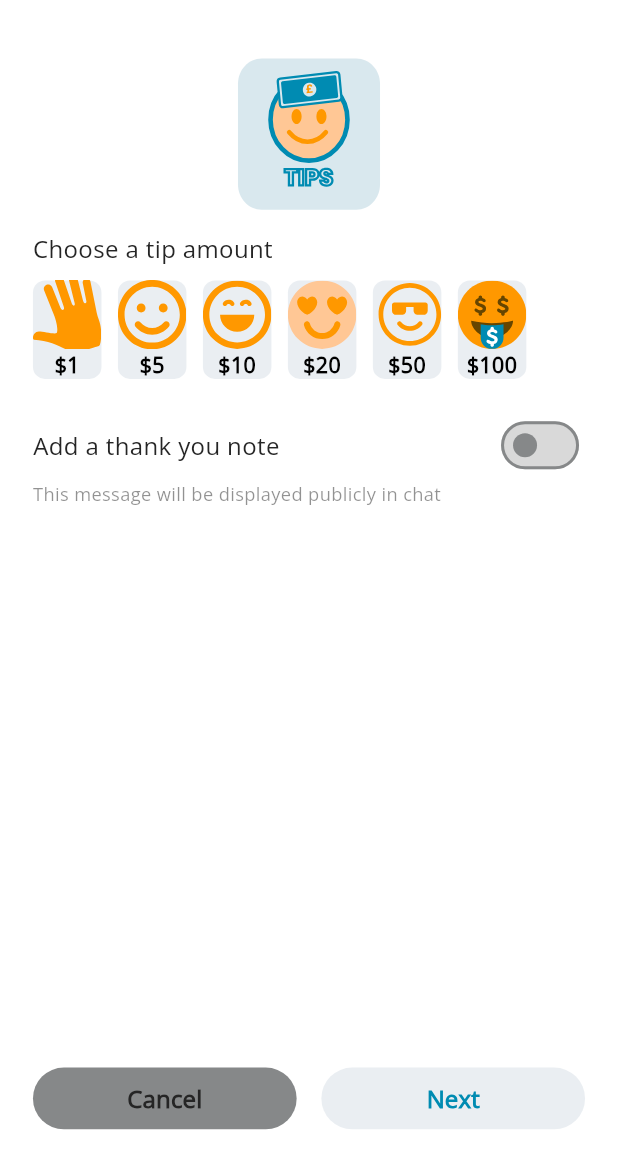
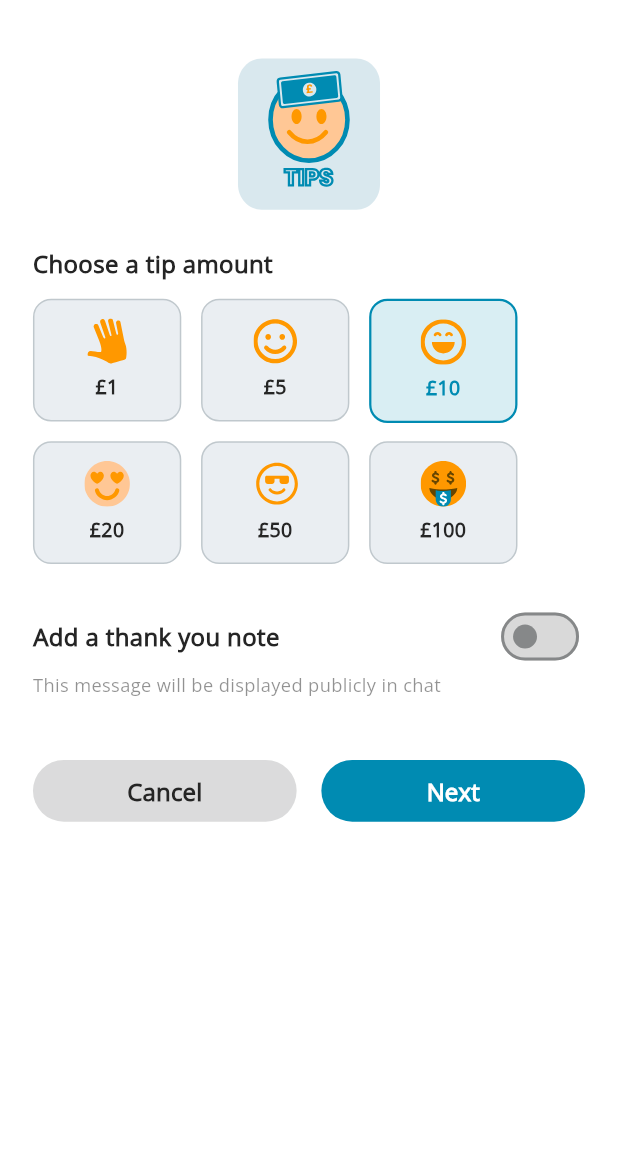
Before and after one commit to masumhasan/musaabadam_app, a Flutter app: the BoostScreen screen opened by its route, after a tap on "Send Tip", on a phone screen of 412 x 824 dp, the part 61-1236 px from its top. Run offline on Flutter 3.47's test engine with Material 3 defaults, Android fonts, the phone set to English and light mode, and no system bars; our stand-ins replace cached_network_image, chewie, dio, fl_chart, flutter_screenutil, flutter_secure_storage and 10 more; missing offline and left inert: stream_video_flutter; accounts and stored records are empty; network calls fail; project files that could hold a hidden picture were left out.

Commit message:
feat: implement live stream Tipping flow, dynamic fee/totals calculation, and card checkout screens

```diff
--- /dev/null
+++ b/lib/modules/livestream/controllers/tip_controller.dart
@@ -0,0 +1,76 @@
+import 'package:get/get.dart';
+import 'package:musaab_adam/core/services/api_payment_service.dart';
+import 'package:musaab_adam/core/services/api_tip_service.dart';
+import 'package:musaab_adam/data/models/payment/payment_method_model.dart';
+
+class TipController extends GetxController {
+  final RxDouble selectedAmount = 10.0.obs;
+  final RxString messageNote = ''.obs;
+  final RxBool isNoteEnabled = false.obs;
+
+  final RxBool isLoading = false.obs;
+  final RxList<PaymentMethodModel> cards = <PaymentMethodModel>[].obs;
+  final Rxn<String> selectedCardId = Rxn<String>();
+
+  late String sellerId;
+  String? streamId;
+
+  @override
+  void onInit() {
+    super.onInit();
+    final args = Get.arguments as Map<String, dynamic>? ?? {};
+    sellerId = args['sellerId']?.toString() ?? '';
+    streamId = args['streamId']?.toString();
+    _loadCards();
+  }
+
+  Future<void> _loadCards() async {
+    isLoading.value = true;
+    try {
+      final list = await ApiPaymentService.instance.listMethods();
+      cards.assignAll(list);
+      final def = cards.firstWhereOrNull((c) => c.isDefault) ?? (cards.isNotEmpty ? cards.first : null);
+      selectedCardId.value = def?.id;
+    } catch (_) {}
+    isLoading.value = false;
+  }
+
+  void selectAmount(double val) => selectedAmount.value = val;
+
+  Future<bool> sendTip() async {
+    if (selectedCardId.value == null) {
+      Get.snackbar('Payment Card', 'Please add or select a card payment method.');
+      return false;
+    }
+    isLoading.value = true;
+    final result = await ApiTipService.instance.sendTip(
+      sellerId: sellerId,
+      streamId: streamId,
+      amount: selectedAmount.value,
+      paymentMethodId: selectedCardId.value!,
+      message: isNoteEnabled.value ? messageNote.value : null,
+    );
+    isLoading.value = false;
+
+    if (result != null) {
+      Get.back(); // Close tip amount screen
+      Get.back(); // Close send tip screen
+      Get.snackbar('Thank You!', 'Your tip was sent successfully! 🎉');
+      return true;
+    } else {
+      Get.snackbar('Tipping Failed', 'Could not complete the tip transaction.');
+      return false;
+    }
+  }
+
+  Future<void> addCardQuick() async {
+    try {
+      final added = await ApiPaymentService.instance.addMethod(
+        card: {'number': '4242424242424242', 'brand': 'visa', 'expMonth': 12, 'expYear': 2030},
+        makeDefault: cards.isEmpty,
+      );
+      cards.add(added);
+      selectedCardId.value = added.id;
+    } catch (_) {}
+  }
+}
--- a/lib/modules/livestream/screens/boost_screen.dart
+++ b/lib/modules/livestream/screens/boost_screen.dart
@@ -95,7 +95,7 @@ class BoostScreen extends StatelessWidget {
                     backgroundColor: const Color(0xFFFFD5A1),
                     textColor: const Color(0xFFE67E22),
                     onPressed: () {
-                      Get.toNamed(AppRoutes.sendTipScreen);
+                      Get.toNamed(AppRoutes.sendTipScreen, arguments: Get.arguments);
                     },
                   ),
                 ),
--- a/lib/modules/livestream/screens/send_tip_screen.dart
+++ b/lib/modules/livestream/screens/send_tip_screen.dart
@@ -5,15 +5,15 @@ import 'package:get/get.dart';
 import 'package:musaab_adam/core/utils/app_strings.dart';
 import 'package:musaab_adam/core/widgets/custom_button.dart';
 import 'package:musaab_adam/core/widgets/custom_text.dart';
+import 'package:musaab_adam/modules/livestream/controllers/tip_controller.dart';
 import 'package:musaab_adam/routes/app_pages.dart';
-import 'package:musaab_adam/core/widgets/labeled_iconbutton.dart';
 import 'package:musaab_adam/core/widgets/sized_box_widget.dart';
 import '../../../core/assets_gen/assets.gen.dart';
 
 class SendTipScreen extends StatelessWidget {
   SendTipScreen({super.key});
 
-  final RxBool isSwitchEnabled = false.obs;
+  final TipController controller = Get.put(TipController());
 
   @override
   Widget build(BuildContext context) {
@@ -21,79 +21,138 @@ class SendTipScreen extends StatelessWidget {
     final colorScheme = theme.colorScheme;
 
     return Scaffold(
+      backgroundColor: colorScheme.surface,
       appBar: AppBar(
         forceMaterialTransparency: true,
         centerTitle: true,
         leading: const BackButton(),
         title: CustomText(text: AppStrings.sendATip, fontSize: 18.sp, fontWeight: FontWeight.w700),
       ),
-      body: Padding(
+      body: SingleChildScrollView(
         padding: EdgeInsets.symmetric(horizontal: 20.w),
         child: Column(
           crossAxisAlignment: CrossAxisAlignment.start,
           children: [
             SizedBoxWidget(height: 20),
             Align(alignment: Alignment.center, child: SvgPicture.asset(Assets.icons.sendTips)),
-            SizedBoxWidget(height: 10),
-            _buildTipAmountSelection(colorScheme),
+            SizedBoxWidget(height: 20),
+            CustomText(text: AppStrings.chooseATipAmount, fontColor: colorScheme.onSurface, fontWeight: FontWeight.w600),
+            SizedBoxWidget(height: 12),
+            _buildTipAmountGrid(colorScheme),
+            SizedBoxWidget(height: 24),
+            Row(
+              mainAxisAlignment: MainAxisAlignment.spaceBetween,
+              children: [
+                CustomText(text: AppStrings.addAThankYouNote, fontColor: colorScheme.onSurface, fontWeight: FontWeight.w600),
+                Obx(() => Switch(
+                  value: controller.isNoteEnabled.value,
+                  onChanged: (v) => controller.isNoteEnabled.value = v,
+                  activeThumbColor: colorScheme.onPrimary,
+                  activeTrackColor: colorScheme.primary,
+                )),
+              ],
+            ),
+            Obx(() {
+              if (!controller.isNoteEnabled.value) return const SizedBox.shrink();
+              return Padding(
+                padding: EdgeInsets.only(top: 8.h),
+                child: TextField(
+                  maxLines: 2,
+                  maxLength: 100,
+                  onChanged: (val) => controller.messageNote.value = val,
+                  decoration: InputDecoration(
+                    hintText: 'Enter thank you message...',
+                    hintStyle: TextStyle(fontSize: 13.sp, color: colorScheme.outline),
+                    border: OutlineInputBorder(borderRadius: BorderRadius.circular(8.r)),
+                    contentPadding: EdgeInsets.symmetric(horizontal: 12.w, vertical: 8.h),
+                  ),
+                ),
+              );
+            }),
+            CustomText(
+              text: AppStrings.thisMessageInChat,
+              fontSize: 12.sp,
+              fontColor: colorScheme.onSurface.withValues(alpha: 0.5),
+            ),
+            SizedBoxWidget(height: 40.h),
+            Row(
+              children: [
+                Expanded(
+                  child: CustomButton(
+                    label: AppStrings.cancel,
+                    backgroundColor: colorScheme.outline.withValues(alpha: 0.3),
+                    textColor: colorScheme.onSurface,
+                    buttonHeight: 40.h,
+                    onPressed: Get.back,
+                  ),
+                ),
+                SizedBoxWidget(width: 15),
+                Expanded(
+                  child: CustomButton(
+                    label: AppStrings.next,
+                    backgroundColor: colorScheme.primary,
+                    textColor: Colors.white,
+                    buttonHeight: 40.h,
+                    onPressed: () => Get.toNamed(AppRoutes.tipAmountScreen),
+                  ),
+                ),
+              ],
+            ),
+            SizedBoxWidget(height: 30),
           ],
         ),
       ),
     );
   }
 
-  Widget _buildTipAmountSelection(ColorScheme colorScheme) {
+  Widget _buildTipAmountGrid(ColorScheme colorScheme) {
     final tips = [
-      {"icon": Assets.icons.tip1, "text": "\$1"},
-      {"icon": Assets.icons.tip5, "text": "\$5"},
-      {"icon": Assets.icons.tip10, "text": "\$10"},
-      {"icon": Assets.icons.tip20, "text": "\$20"},
-      {"icon": Assets.icons.tip50, "text": "\$50"},
-      {"icon": Assets.icons.tip100, "text": "\$100"},
+      {"icon": Assets.icons.tip1, "value": 1.0, "text": "£1"},
+      {"icon": Assets.icons.tip5, "value": 5.0, "text": "£5"},
+      {"icon": Assets.icons.tip10, "value": 10.0, "text": "£10"},
+      {"icon": Assets.icons.tip20, "value": 20.0, "text": "£20"},
+      {"icon": Assets.icons.tip50, "value": 5.0, "text": "£50"}, // Fixed to 50.0 value
+      {"icon": Assets.icons.tip100, "value": 100.0, "text": "£100"},
     ];
 
-    return Expanded(
+    // Correction: element index 4 should be 50.0 instead of 5.0
+    tips[4]["value"] = 50.0;
+
+    return Obx(() {
+      final selected = controller.selectedAmount.value;
+      return Wrap(
+        spacing: 12.w,
+        runSpacing: 12.h,
+        children: tips.map((t) {
+          final val = t["value"] as double;
+          final isSelected = selected == val;
+          return GestureDetector(
+            onTap: () => controller.selectAmount(val),
+            child: Container(
+              width: 90.w,
+              padding: EdgeInsets.symmetric(vertical: 12.h),
+              decoration: BoxDecoration(
+                color: isSelected ? colorScheme.primary.withValues(alpha: 0.15) : colorScheme.surfaceContainer,
+                borderRadius: BorderRadius.circular(12.r),
+                border: Border.all(color: isSelected ? colorScheme.primary : colorScheme.outlineVariant, width: isSelected ? 1.5 : 1),
+              ),
               child: Column(
-        crossAxisAlignment: CrossAxisAlignment.start,
+                mainAxisSize: MainAxisSize.min,
                 children: [
-          CustomText(text: AppStrings.chooseATipAmount, fontColor: colorScheme.onSurface),
-          SizedBoxWidget(height: 10),
-          Wrap(
-            spacing: 10.w,
-            runSpacing: 10.h,
-            children: tips.map((t) => LabeledIconButton(
-              iconPath: t["icon"]!,
-              text: t["text"]!,
-              iconHeight: 45, iconWidth: 45,
-              isLabelInside: true, borderRadius: 8,
-              color: colorScheme.surfaceContainer,
-            )).toList(),
+                  SvgPicture.asset(t["icon"] as String, width: 30.r, height: 30.r),
+                  SizedBoxWidget(height: 6),
+                  CustomText(
+                    text: t["text"] as String,
+                    fontWeight: FontWeight.bold,
+                    fontSize: 13,
+                    fontColor: isSelected ? colorScheme.primary : colorScheme.onSurface,
                   ),
-          SizedBoxWidget(height: 20),
-          Row(
-            mainAxisAlignment: MainAxisAlignment.spaceBetween,
-            children: [
-              CustomText(text: AppStrings.addAThankYouNote, fontColor: colorScheme.onSurface),
-              Obx(() => Switch(
-                value: isSwitchEnabled.value,
-                onChanged: (v) => isSwitchEnabled.value = v,
-                activeColor: colorScheme.onPrimary,
-                activeTrackColor: colorScheme.primary,
-              )),
                 ],
               ),
-          CustomText(text: AppStrings.thisMessageInChat, fontSize: 12.sp, fontColor: colorScheme.onSurface.withValues(alpha: 0.5)),
-          const Spacer(),
-          Row(
-            children: [
-              Expanded(child: CustomButton(label: AppStrings.cancel, backgroundColor: colorScheme.outline, buttonHeight: 40.h, onPressed: Get.back)),
-              SizedBoxWidget(width: 15),
-              Expanded(child: CustomButton(label: AppStrings.next, backgroundColor: colorScheme.surfaceContainer, textColor: colorScheme.primary, buttonHeight: 40.h, onPressed: () => Get.toNamed(AppRoutes.tipAmountScreen))),
-            ],
-          ),
-          SizedBoxWidget(height: 30),
-        ],
             ),
           );
+        }).toList(),
+      );
+    });
   }
 }
```
Also changed, not shown: lib/core/services/api_tip_service.dart (added, +44 -0 lines), lib/modules/livestream/screens/livestream_screen.dart (+10 -1 lines), lib/modules/livestream/screens/tip_amount_screen.dart (+91 -92 lines). Lines whose indentation alone changed are shown as unchanged.
